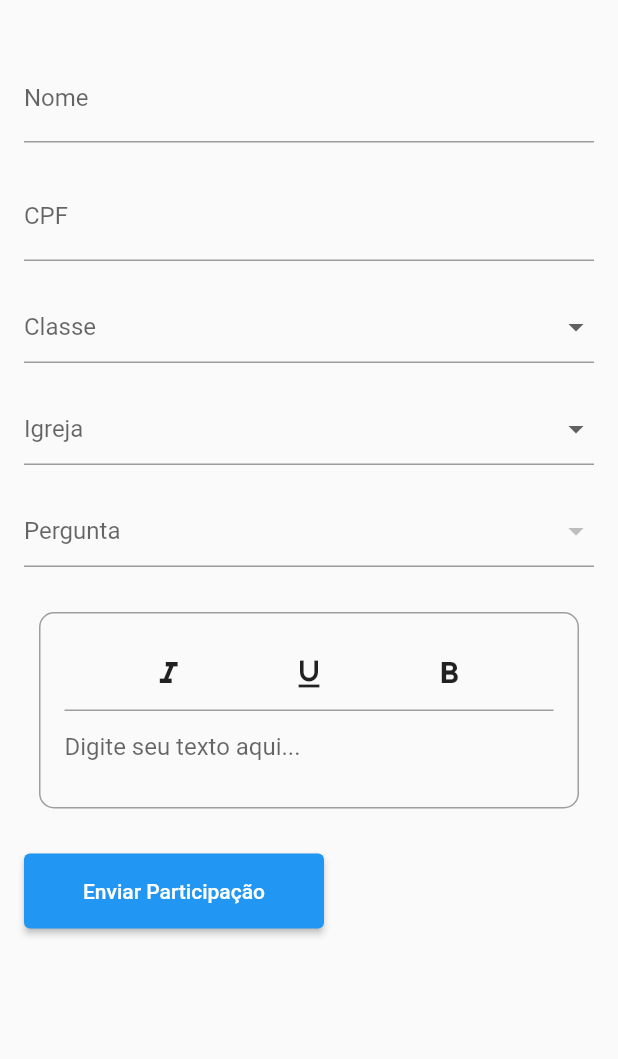
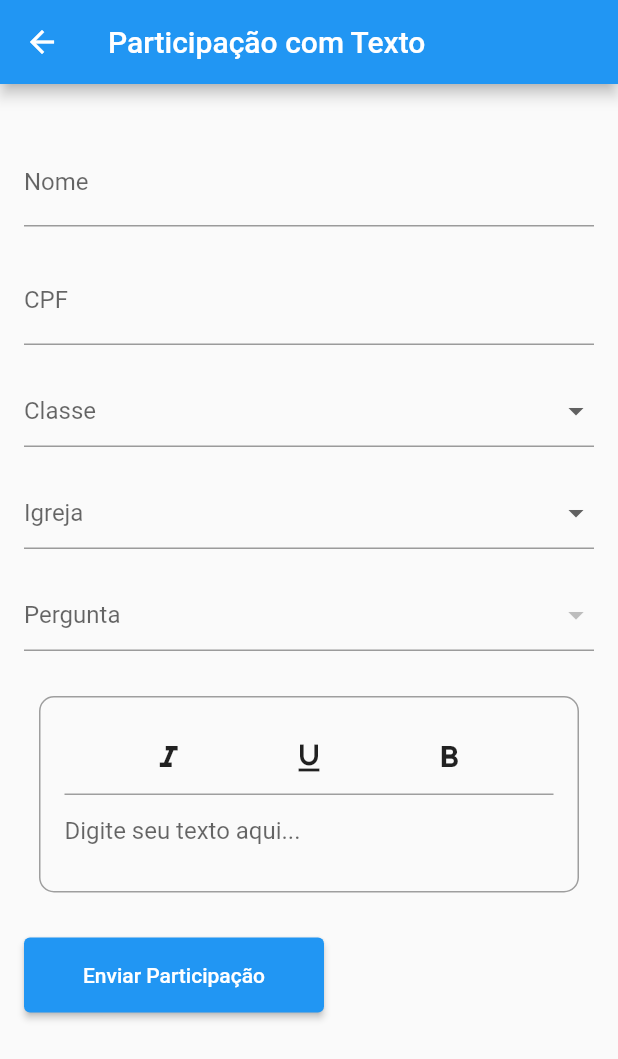
Before and after one commit to Israel-Silvestre/ebd_app, a Flutter app: the showPerguntas screen opened directly with empty values, after a tap on "Participar com Texto", on a phone screen of 412 x 824 dp. Shown: the top 1059 px of the screen. Run offline on Flutter 3.47's test engine with Material 2 defaults, Android fonts, the phone set to English and light mode, and no system bars; our stand-ins replace googleapis_auth, image_picker; missing offline and left inert: googleapis; network calls fail; key blocks and very long unbroken strings in the code were emptied for the run.

Commit message:
refactor: appbar reformulada com construtor.

```diff
--- a/lib/Fragments/part_texto.dart
+++ b/lib/Fragments/part_texto.dart
@@ -5,6 +5,10 @@ import '../Components/error.dart';
 import '../Fragments/perguntas.dart';
 
 class Texto extends StatefulWidget {
+  final bool showAppBar;
+
+  Texto({required this.showAppBar});
+
   @override
   _TextoState createState() => _TextoState();
 }
@@ -90,6 +94,11 @@ class _TextoState extends State<Texto> {
     );
 
     return Scaffold(
+      appBar: widget.showAppBar
+          ? AppBar(
+        title: Text('Participação com Texto'),
+      )
+          : null,
       body: SingleChildScrollView(
         child: Container(
           padding: const EdgeInsets.all(16.0),
@@ -247,6 +256,8 @@ class _TextoState extends State<Texto> {
     );
   }
 
+  // ... (o restante do seu código)
+
   void _sendTextParticipation() async {
     if (_selectedClasse != null &&
         _selectedIgreja != null &&
--- a/lib/Screens/showPerguntas.dart
+++ b/lib/Screens/showPerguntas.dart
@@ -1,12 +1,11 @@
 import 'dart:typed_data';
 import 'package:ebd_app/Fragments/part_texto.dart';
-
 import '../Fragments/part_video.dart';
 import '../Fragments/perguntas.dart';
 import 'package:flutter/material.dart';
 import 'package:http/http.dart' as http;
 
-// Sua classe Pergunta aqui...
+
 
 class showPerguntas extends StatelessWidget {
   final Pergunta pergunta;
@@ -83,7 +82,7 @@ class showPerguntas extends StatelessWidget {
                       Navigator.push(
                         context,
                         MaterialPageRoute(
-                          builder: (context) => Texto(),
+                          builder: (context) => Texto(showAppBar: true),
                         ),
                       );
                     },
@@ -97,7 +96,7 @@ class showPerguntas extends StatelessWidget {
                       Navigator.push(
                         context,
                         MaterialPageRoute(
-                          builder: (context) => Video(),
+                          builder: (context) => Video(showAppBar: true),
                         ),
                       );
                     },
```
Also changed, not shown: lib/Fragments/part_video.dart (+9 -0 lines).
